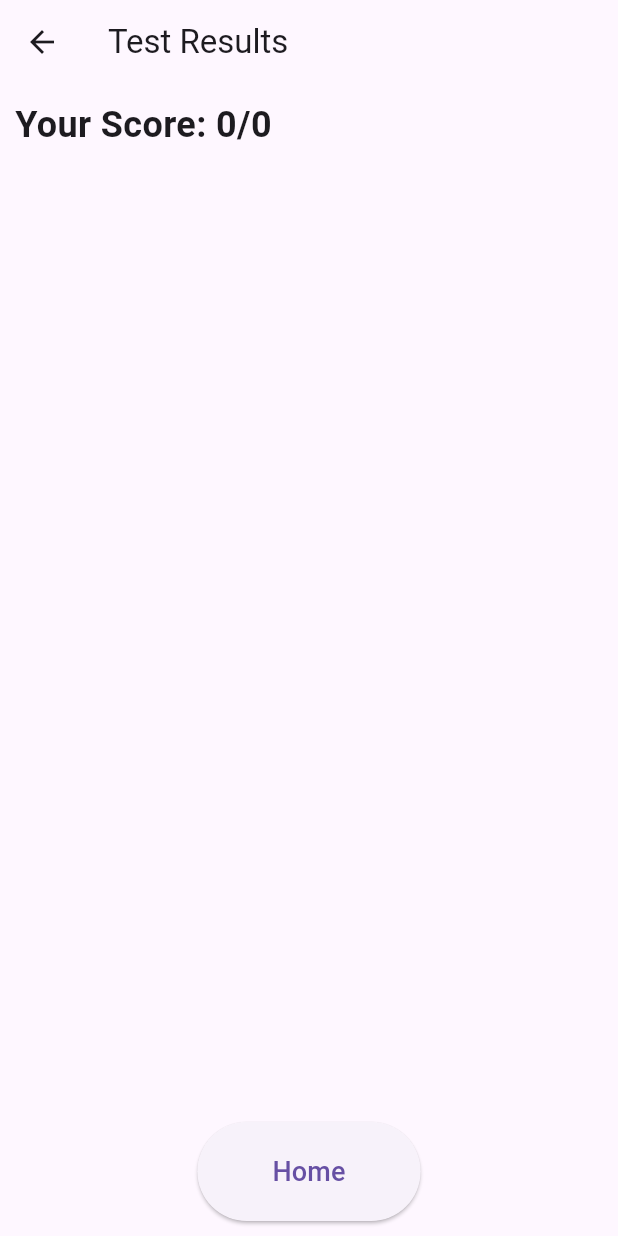
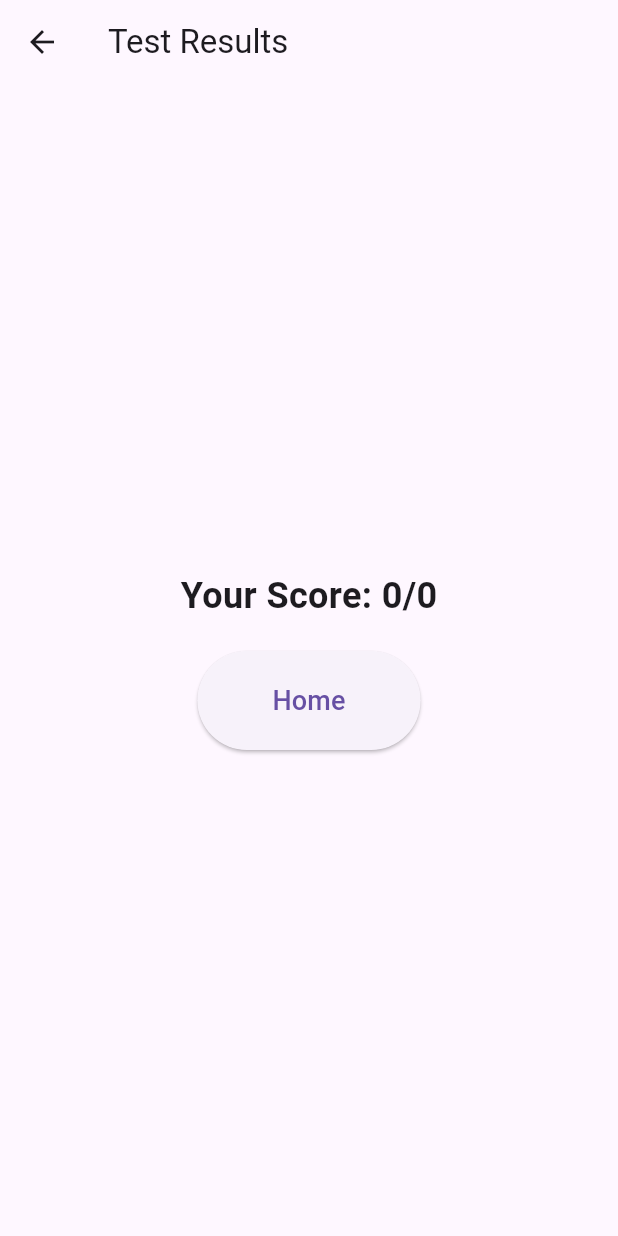
Before and after one commit to Turbobent/QuizApp, a Flutter app: the TestResults screen opened directly, on a phone screen of 412 x 824 dp. Run offline on Flutter 3.47's test engine with Material 3 defaults, Android fonts, the phone set to English and light mode, and no system bars.

```diff
--- a/quizapp/lib/screen/studentscreens/testResults.dart
+++ b/quizapp/lib/screen/studentscreens/testResults.dart
@@ -137,7 +137,8 @@ class _TestResultsState extends State<TestResults>
           Padding(
             padding: const EdgeInsets.all(10.0),
             child: Column(
-              crossAxisAlignment: CrossAxisAlignment.start,
+              mainAxisAlignment: MainAxisAlignment.center, // Centers vertically
+              crossAxisAlignment: CrossAxisAlignment.center, // Centers horizontally
               children: <Widget>[
                 Text(
                   'Your Score: $score/${widget.questions.length}',
@@ -145,43 +146,9 @@ class _TestResultsState extends State<TestResults>
                       fontWeight: FontWeight.bold, fontSize: 24),
                 ),
                 const SizedBox(height: 20),
-                Expanded(
-                  child: ListView.builder(
-                    itemCount: widget.questions.length,
-                    itemBuilder: (context, index) {
-                      int? selectedAnswerIndex = widget.selectedAnswers[index];
-                      bool isCorrect = selectedAnswerIndex != null &&
-                          selectedAnswerIndex >= 0 &&
-                          selectedAnswerIndex <
-                              widget.questions[index]['answers'].length &&
-                          selectedAnswerIndex ==
-                              widget.questions[index]['correctAnswerIndex'];
-
-                      return Card(
-                        color: isCorrect ? Colors.green[100] : Colors.red[100],
-                        child: ListTile(
-                          title: Text(
-                            widget.questions[index]['question'],
-                            style: const TextStyle(fontWeight: FontWeight.bold),
-                          ),
-                          subtitle: Text(
-                            'Your Answer: ${selectedAnswerIndex != null && selectedAnswerIndex >= 0 && selectedAnswerIndex < widget.questions[index]['answers'].length ? widget.questions[index]['answers'][selectedAnswerIndex] : "No answer selected"}',
-                            style: TextStyle(
-                              color: isCorrect ? Colors.green : Colors.red,
-                            ),
-                          ),
-                        ),
-                      );
-                    },
-                  ),
-                ),
-                const SizedBox(height: 20),
                 // Home Button
                 Center(
-                  child: Stack(
-                    alignment: Alignment.center, // Centers the children
-                    children: [
-                      ElevatedButton(
+                  child: ElevatedButton(
                     onPressed: () {
                       Navigator.pushAndRemoveUntil(
                         context,
@@ -198,8 +165,6 @@ class _TestResultsState extends State<TestResults>
                       'Home',
                       style: TextStyle(fontSize: 18),
                     ),
-                      ),
-                    ],
                   ),
                 ),
               ],
```
Lines whose indentation alone changed are shown as unchanged.
